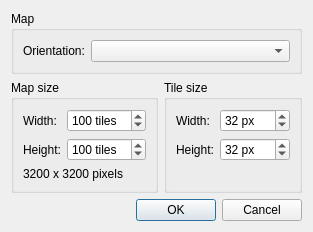
The window that src/tiled/newmapdialog.ui (mapeditor/tiled) describes before a commit, drawn with Qt 5.
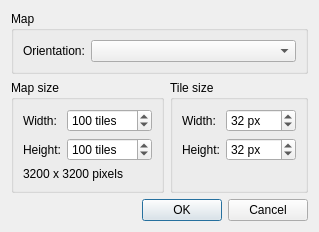
The same window after the commit.

Diff of the .ui file:
```diff
--- a/src/tiled/newmapdialog.ui
+++ b/src/tiled/newmapdialog.ui
@@ -42,7 +42,7 @@
          <number>1</number>
         </property>
         <property name="maximum">
-         <number>9999</number>
+         <number>99999</number>
         </property>
         <property name="value">
          <number>100</number>
@@ -68,7 +68,7 @@
          <number>1</number>
         </property>
         <property name="maximum">
-         <number>9999</number>
+         <number>99999</number>
         </property>
         <property name="value">
          <number>100</number>
```
